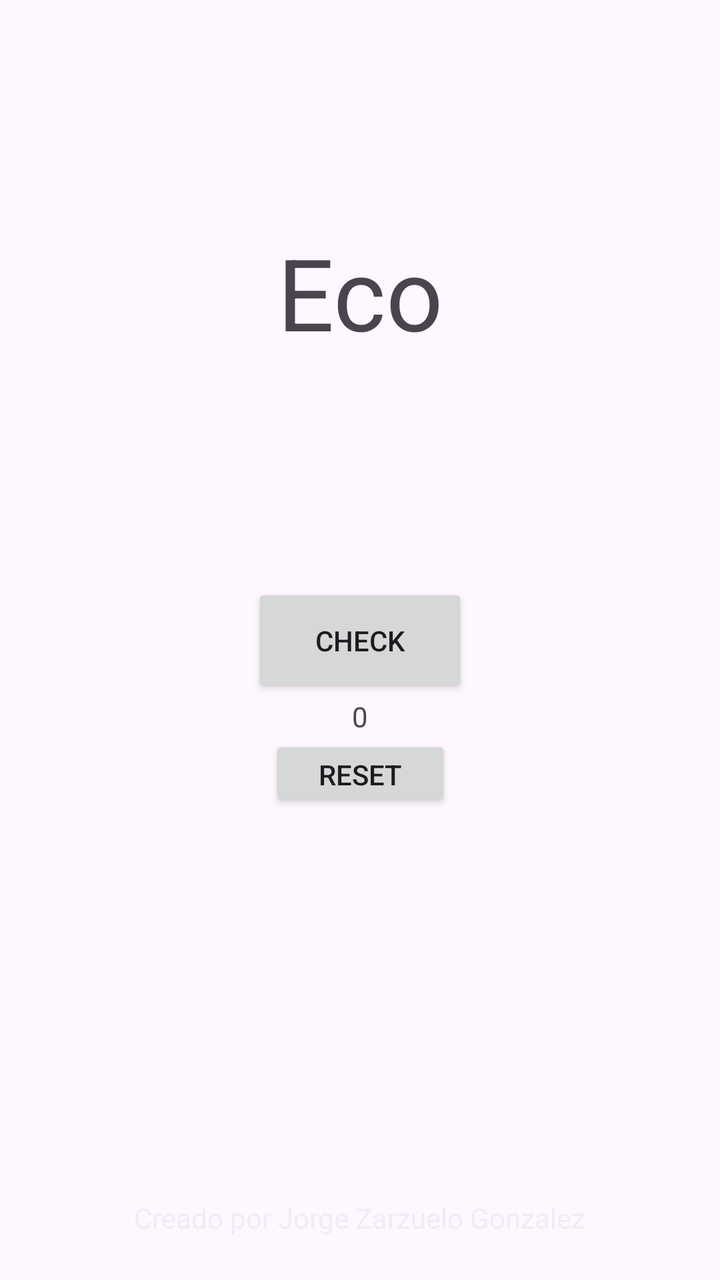
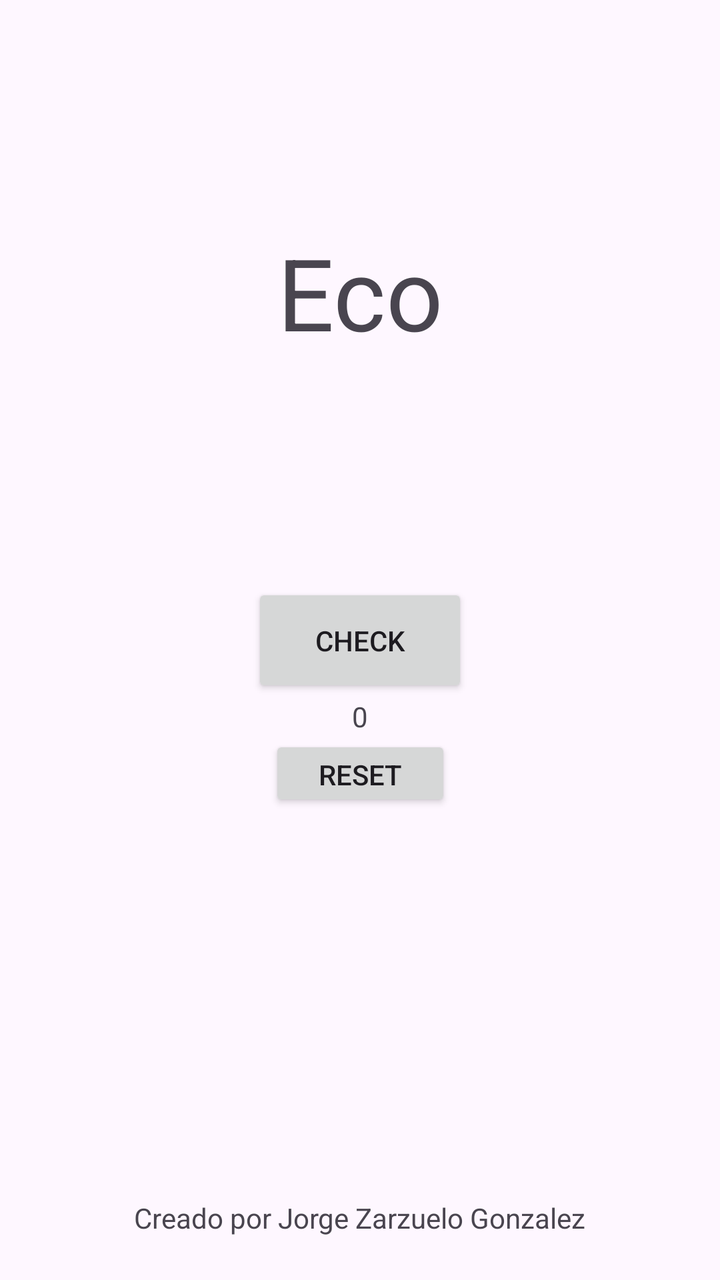

Two renders of the same Android screen: before a commit and after it. Below are the layout's source before the change and the commit's diff.
<!-- AndroidManifest.xml: application theme Theme.Eco -->
<!-- res/layout/activity_main.xml -->
<?xml version="1.0" encoding="utf-8"?>
<androidx.constraintlayout.widget.ConstraintLayout xmlns:android="http://schemas.android.com/apk/res/android"
    xmlns:app="http://schemas.android.com/apk/res-auto"
    xmlns:tools="http://schemas.android.com/tools"
    android:id="@+id/main"
    android:layout_width="match_parent"
    android:layout_height="match_parent"
    tools:context=".MainActivity">

    <TextView
        android:id="@+id/appName"
        android:layout_width="wrap_content"
        android:layout_height="wrap_content"
        android:text="@string/app_name"
        android:textSize="50sp"
        app:layout_constraintBottom_toTopOf="@+id/checkButton"
        app:layout_constraintEnd_toEndOf="parent"
        app:layout_constraintStart_toStartOf="parent"
        app:layout_constraintTop_toTopOf="parent" />

    <Button
        android:id="@+id/checkButton"
        android:layout_width="108dp"
        android:layout_height="57dp"
        android:text="Check"
        app:layout_constraintBottom_toBottomOf="parent"
        app:layout_constraintEnd_toEndOf="parent"
        app:layout_constraintStart_toStartOf="parent"
        app:layout_constraintTop_toTopOf="parent" />

    <TextView
        android:id="@+id/counter"
        android:layout_width="wrap_content"
        android:layout_height="wrap_content"
        android:text="0"
        app:layout_constraintEnd_toEndOf="parent"
        app:layout_constraintStart_toStartOf="parent"
        app:layout_constraintTop_toBottomOf="@+id/checkButton" />

    <Button
        android:id="@+id/resetButton"
        android:layout_width="91dp"
        android:layout_height="38dp"
        android:text="Reset"
        app:layout_constraintEnd_toEndOf="parent"
        app:layout_constraintStart_toStartOf="parent"
        app:layout_constraintTop_toBottomOf="@+id/counter" />

    <TextView
        android:id="@+id/Created"
        android:layout_width="wrap_content"
        android:layout_height="wrap_content"
        android:text="@string/createdBy"
        android:textColor="@color/text"
        app:layout_constraintBottom_toBottomOf="parent"
        app:layout_constraintEnd_toEndOf="parent"
        app:layout_constraintStart_toStartOf="parent"
        app:layout_constraintTop_toBottomOf="@+id/resetButton"
        app:layout_constraintVertical_bias="0.9" />

</androidx.constraintlayout.widget.ConstraintLayout>
<!-- resources referenced by this layout -->
<resources>
  <color name="text">#EDEDF5</color>
  <string name="app_name">Eco</string>
  <string name="createdBy">Creado por Jorge Zarzuelo Gonzalez</string>
  <style name="Theme.Eco" parent="Base.Theme.Eco" />
  <style name="Base.Theme.Eco" parent="Theme.Material3.DayNight.NoActionBar">
          
          
      </style>
</resources>

<!-- the commit's change to res/layout/activity_main.xml (unified diff, before → after) -->
@@ -51,7 +51,6 @@
         android:layout_width="wrap_content"
         android:layout_height="wrap_content"
         android:text="@string/createdBy"
-        android:textColor="@color/text"
         app:layout_constraintBottom_toBottomOf="parent"
         app:layout_constraintEnd_toEndOf="parent"
         app:layout_constraintStart_toStartOf="parent"
<!-- resource entries referenced after the edit -->
@@ -1,6 +1,5 @@
 <!-- resources referenced by this layout -->
 <resources>
-  <color name="text">#EDEDF5</color>
   <string name="app_name">Eco</string>
   <string name="createdBy">Creado por Jorge Zarzuelo Gonzalez</string>
   <style name="Theme.Eco" parent="Base.Theme.Eco" />
